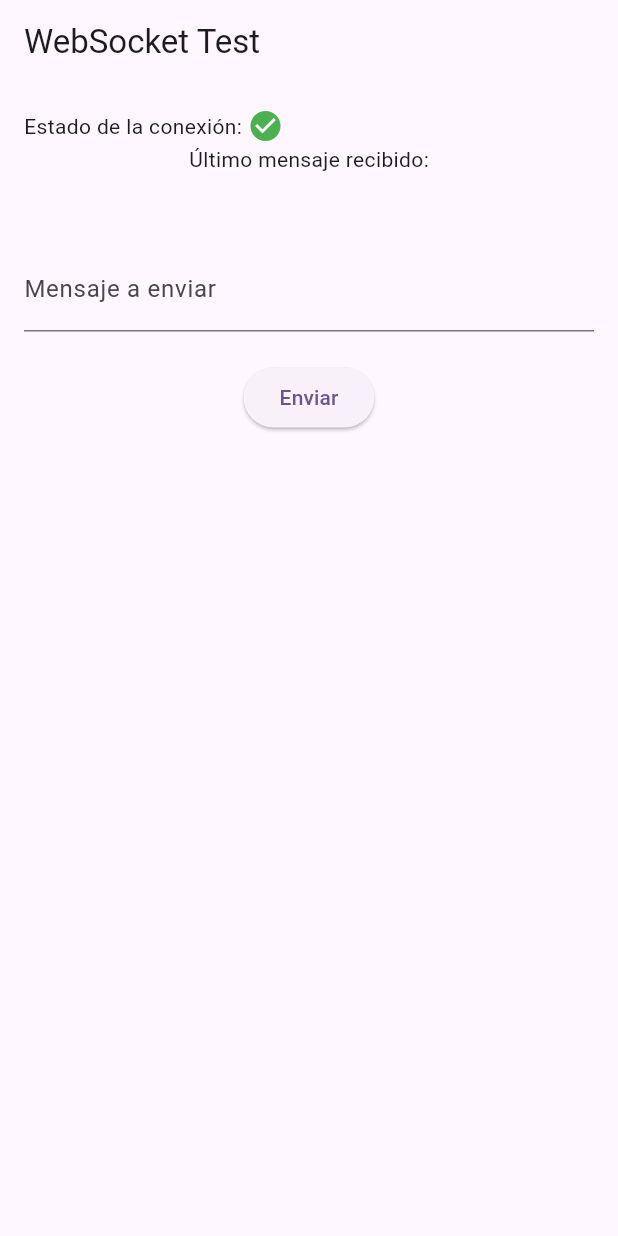
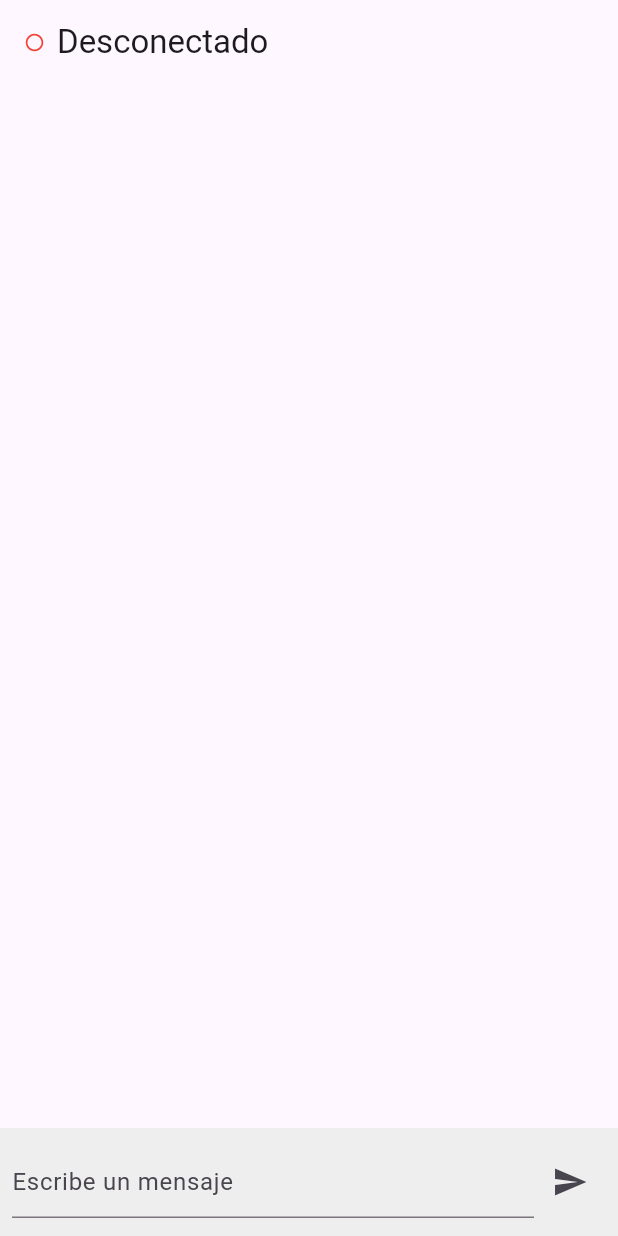
Before and after one commit to porrappgo/porrapp-frontend, a Flutter app: the screen it shows after launch, on a phone screen of 412 x 824 dp. Run offline on Flutter 3.47's test engine with Material 3 defaults, Android fonts, the phone set to English and light mode, and no system bars; network calls fail.

Commit message:
Refactor WebSocket implementation and environment configuration

```diff
--- /dev/null
+++ b/lib/core/app.dart
@@ -0,0 +1,31 @@
+import 'package:flutter/material.dart';
+import 'package:porrapp_frontend/core/env/env.dart';
+import 'package:porrapp_frontend/websocketpage.dart';
+
+Future<void> bootstrap({required String env}) async {
+  WidgetsFlutterBinding.ensureInitialized();
+
+  /// Initialize the environment configuration.
+  late final Env envConfig = EnvUtil.getEnvConfig(env);
+  // Configure the dependency injection.
+  // await configureDependencies(envConfig);
+  // Run the app with the initialized environment configuration.
+  runApp(PorraApp(envConfig: envConfig));
+}
+
+class PorraApp extends StatelessWidget {
+  const PorraApp({super.key, required this.envConfig});
+
+  final Env envConfig;
+
+  @override
+  Widget build(BuildContext context) {
+    return MaterialApp(
+      title: envConfig.appName,
+      theme: ThemeData(
+        colorScheme: ColorScheme.fromSeed(seedColor: Colors.deepPurple),
+      ),
+      home: WebSocketTestPage(),
+    );
+  }
+}
--- /dev/null
+++ b/lib/core/constants/base_constants.dart
@@ -0,0 +1,5 @@
+class BaseConstants {
+  static const String dev = "dev";
+
+  static const String appName = "PorrApp";
+}
--- /dev/null
+++ b/lib/core/constants/constants.dart
@@ -0,0 +1 @@
+export 'base_constants.dart';
--- a/lib/main.dart
+++ b/lib/main.dart
@@ -1,37 +1,6 @@
-import 'package:flutter/material.dart';
-import 'package:porrapp_frontend/websocketpage.dart';
+import 'package:porrapp_frontend/core/app.dart';
+import 'package:porrapp_frontend/core/constants/constants.dart';
 
 void main() {
-  runApp(const MyApp());
+  bootstrap(env: BaseConstants.dev);
 }
-
-class MyApp extends StatelessWidget {
-  const MyApp({super.key});
-
-  // This widget is the root of your application.
-  @override
-  Widget build(BuildContext context) {
-    return MaterialApp(
-      title: 'Flutter Demo',
-      theme: ThemeData(
-        // This is the theme of your application.
-        //
-        // TRY THIS: Try running your application with "flutter run". You'll see
-        // the application has a purple toolbar. Then, without quitting the app,
-        // try changing the seedColor in the colorScheme below to Colors.green
-        // and then invoke "hot reload" (save your changes or press the "hot
-        // reload" button in a Flutter-supported IDE, or press "r" if you used
-        // the command line to start the app).
-        //
-        // Notice that the counter didn't reset back to zero; the application
-        // state is not lost during the reload. To reset the state, use hot
-        // restart instead.
-        //
-        // This works for code too, not just values: Most code changes can be
-        // tested with just a hot reload.
-        colorScheme: ColorScheme.fromSeed(seedColor: Colors.deepPurple),
-      ),
-      home: WebSocketTestPage(),
-    );
-  }
-}
--- a/lib/websocketpage.dart
+++ b/lib/websocketpage.dart
@@ -1,81 +1,98 @@
 import 'package:flutter/material.dart';
-import 'package:web_socket_channel/web_socket_channel.dart';
+import 'package:porrapp_frontend/websocketmanager.dart';
 
 class WebSocketTestPage extends StatefulWidget {
+  const WebSocketTestPage({super.key});
+
   @override
-  _WebSocketTestPageState createState() => _WebSocketTestPageState();
+  State<WebSocketTestPage> createState() => _ChatPageState();
 }
 
-class _WebSocketTestPageState extends State<WebSocketTestPage> {
-  late WebSocketChannel channel;
-  String receivedMsg = "";
+class _ChatPageState extends State<WebSocketTestPage> {
+  late WebSocketManager ws;
+  final TextEditingController _controller = TextEditingController();
+  final List<String> messages = [];
 
   @override
   void initState() {
     super.initState();
 
-    channel = WebSocketChannel.connect(
-      Uri.parse("ws://192.168.1.14:8000/ws/chat/general/"),
-    );
+    ws = WebSocketManager("ws://192.168.1.14:8000/ws/chat/general/");
+    ws.connect();
 
-    channel.stream.listen((message) {
-      print("Mensaje recibido: $message");
+    ws.messages.listen((msg) {
       setState(() {
-        receivedMsg = message;
+        messages.add(msg);
       });
     });
   }
 
+  void sendMessage() {
+    final text = _controller.text.trim();
+    if (text.isEmpty) return;
+
+    final jsonMsg = {"message": "$text"};
+    ws.sendJson(jsonMsg);
+
+    _controller.clear();
+  }
+
   @override
   void dispose() {
-    channel.sink.close();
+    ws.dispose();
     super.dispose();
   }
 
   @override
   Widget build(BuildContext context) {
-    TextEditingController controller = TextEditingController();
-
     return Scaffold(
-      appBar: AppBar(title: const Text("WebSocket Test")),
-      body: Padding(
-        padding: const EdgeInsets.all(16.0),
-        child: Column(
+      appBar: AppBar(
+        title: Row(
           children: [
-            // Status connection
-            Row(
-              children: [
-                const Text("Estado de la conexión: "),
             Icon(
-                  channel.closeCode == null ? Icons.check_circle : Icons.error,
-                  color: channel.closeCode == null ? Colors.green : Colors.red,
+              ws.isConnected ? Icons.circle : Icons.circle_outlined,
+              color: ws.isConnected ? Colors.green : Colors.red,
+              size: 14,
             ),
+            const SizedBox(width: 8),
+            Text(ws.isConnected ? "Conectado" : "Desconectado"),
           ],
         ),
-            Text("Último mensaje recibido:"),
-            Text(
-              receivedMsg,
-              style: const TextStyle(fontSize: 20, fontWeight: FontWeight.bold),
       ),
 
-            const SizedBox(height: 20),
-
-            TextField(
-              controller: controller,
-              decoration: const InputDecoration(labelText: "Mensaje a enviar"),
+      body: Column(
+        children: [
+          Expanded(
+            child: ListView.builder(
+              itemCount: messages.length,
+              itemBuilder: (_, i) {
+                return ListTile(title: Text(messages[i]));
+              },
+            ),
           ),
 
-            const SizedBox(height: 20),
-
-            ElevatedButton(
-              child: const Text("Enviar"),
-              onPressed: () {
-                channel.sink.add(controller.text);
-              },
+          Container(
+            padding: const EdgeInsets.symmetric(horizontal: 8, vertical: 12),
+            color: Colors.grey[200],
+            child: Row(
+              children: [
+                Expanded(
+                  child: TextField(
+                    controller: _controller,
+                    decoration: const InputDecoration(
+                      hintText: "Escribe un mensaje",
+                    ),
+                  ),
+                ),
+                IconButton(
+                  icon: const Icon(Icons.send),
+                  onPressed: sendMessage,
                 ),
               ],
             ),
           ),
+        ],
+      ),
     );
   }
 }
--- a/pubspec.yaml
+++ b/pubspec.yaml
@@ -32,7 +32,7 @@ dependencies:
   flutter:
     sdk: flutter
   provider: ^6.1.5+1
-  socket_io_client: ^3.1.3
+  web_socket_channel: ^3.0.3
 
 dev_dependencies:
   flutter_lints: ^5.0.0
```
Also changed, not shown: lib/websocketmanager.dart (added, +109 -0 lines), pubspec.lock, 4 other files. Lines whose indentation alone changed are shown as unchanged.
